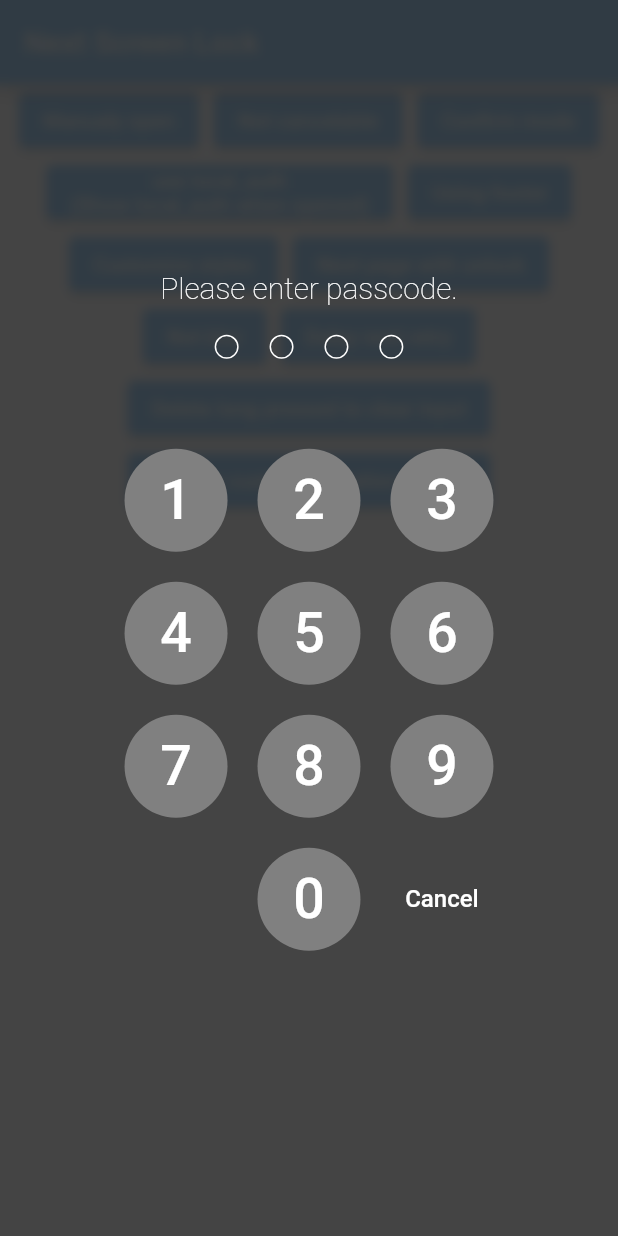
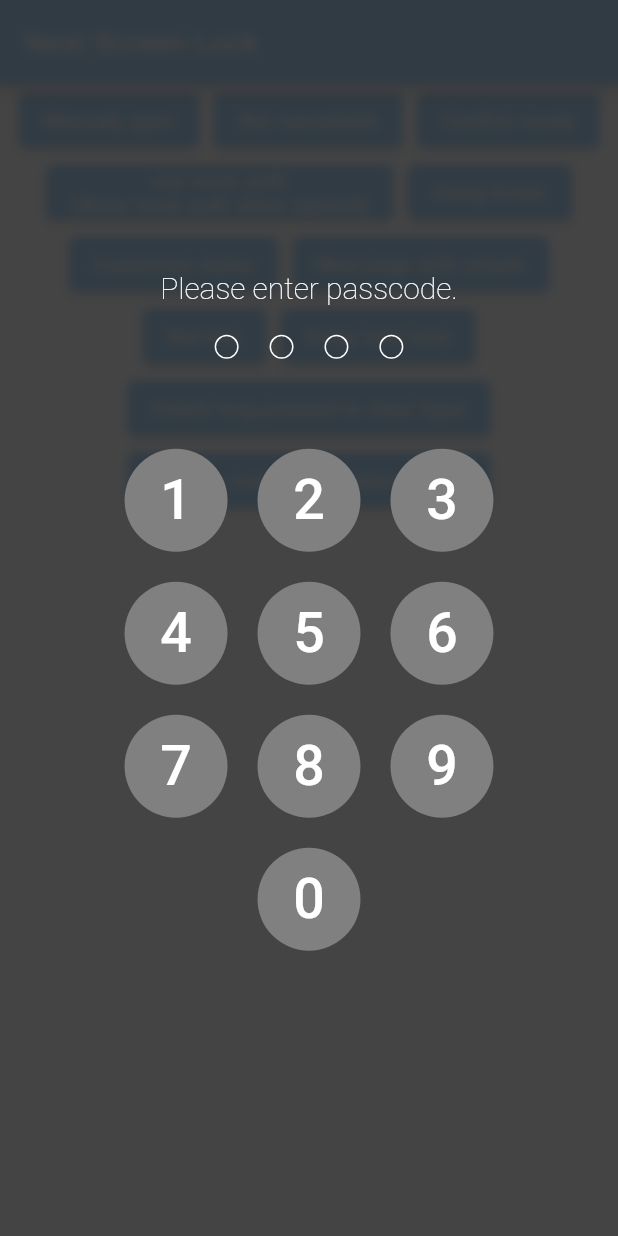
Before and after one commit to naoki0719/flutter_screen_lock, a Flutter app: the screen it shows after launch, after a tap on "Not cancelable", on a phone screen of 412 x 824 dp. Run offline on Flutter 3.47's test engine with Material 2 defaults, Android fonts, the phone set to English and light mode, and no system bars; our stand-ins replace local_auth.

Commit message:
Prevented an initial value from being given to didCancelled when canCancel is true.

```diff
--- a/lib/src/functions.dart
+++ b/lib/src/functions.dart
@@ -67,6 +67,11 @@ Future<void> screenLock({
   bool withBlur = true,
   SecretsBuilderCallback? secretsBuilder,
 }) async {
+  VoidCallback? defaultDidCancelled;
+  if (canCancel && didCancelled == null) {
+    defaultDidCancelled = Navigator.of(context).pop;
+  }
+
   return Navigator.push<void>(
     context,
     PageRouteBuilder<void>(
@@ -79,7 +84,7 @@ Future<void> screenLock({
           screenLockConfig: screenLockConfig,
           secretsConfig: secretsConfig,
           inputButtonConfig: inputButtonConfig,
-          didCancelled: didCancelled ?? Navigator.of(context).pop,
+          didCancelled: defaultDidCancelled,
           confirmation: confirmation,
           digits: digits,
           maxRetries: maxRetries,
```
